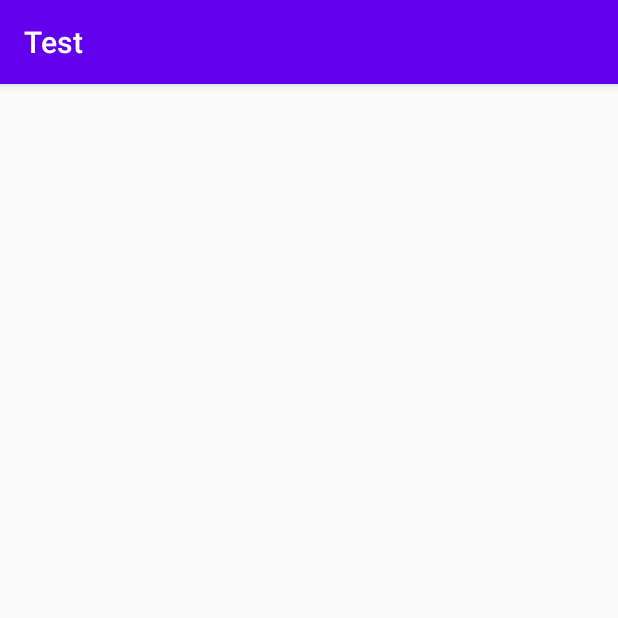
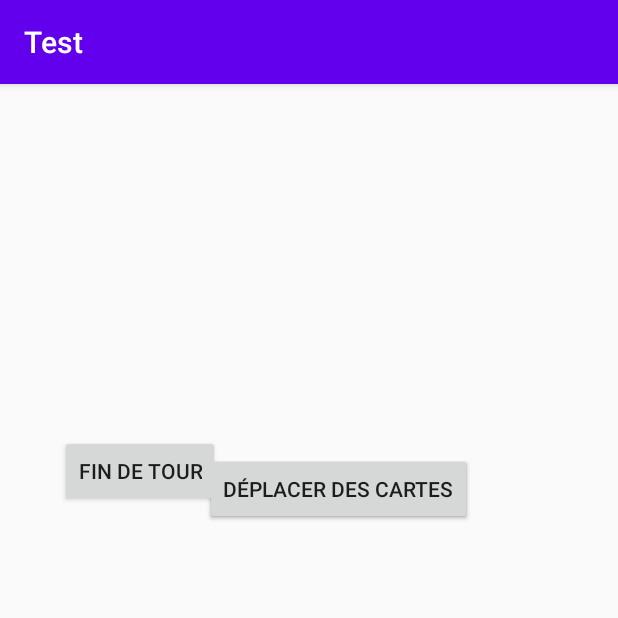
Before and after one commit to DeckyProgrammer/Decky, an Android app: the players2 screen opened directly, with no data from a screen before it, on a phone screen of 412 x 824 dp, the top half of it. Run offline under Robolectric (Android 15) with nearby library versions, the phone set to English and light mode, and no system bars.

Commit message:
add noms2

```diff
--- a/app/build.gradle
+++ b/app/build.gradle
@@ -36,6 +36,7 @@ dependencies {
 
     implementation 'com.android.support:appcompat-v7:28.0.0'
     implementation 'com.android.support.constraint:constraint-layout:2.0.4'
+    implementation 'com.android.support:design:28.0.0'
     testImplementation 'junit:junit:4.13.2'
     androidTestImplementation 'com.android.support.test:runner:1.0.2'
     androidTestImplementation 'com.android.support.test.espresso:espresso-core:3.0.2'
--- a/app/src/main/java/com/example/test/Selection_players.kt
+++ b/app/src/main/java/com/example/test/Selection_players.kt
@@ -12,7 +12,7 @@ class Selection_players : AppCompatActivity() {
 
         val button2p = findViewById<Button>(R.id.button_2p)
         button2p.setOnClickListener {
-            val intent = Intent(this, players2::class.java)
+            val intent = Intent(this, noms2::class.java)
             startActivity(intent)
         }
 /*
@@ -42,4 +42,4 @@ class Selection_players : AppCompatActivity() {
 
         */
     }
-    }
+}
--- a/app/src/main/res/layout/activity_noms2.xml
+++ b/app/src/main/res/layout/activity_noms2.xml
@@ -26,9 +26,9 @@
         android:textSize="80sp"
         app:layout_constraintBottom_toTopOf="parent"
         app:layout_constraintEnd_toEndOf="parent"
-        app:layout_constraintHorizontal_bias="0.5"
+        app:layout_constraintHorizontal_bias="0.474"
         app:layout_constraintStart_toStartOf="parent"
         app:layout_constraintTop_toTopOf="parent"
-        app:layout_constraintVertical_bias="0.5" />
+        app:layout_constraintVertical_bias="0.0" />
 
 </android.support.constraint.ConstraintLayout>
--- a/app/src/main/res/layout/activity_players2.xml
+++ b/app/src/main/res/layout/activity_players2.xml
@@ -6,4 +6,46 @@
     android:layout_height="match_parent"
     tools:context=".players2">
 
+    <Button
+        android:id="@+id/button_fin"
+        android:layout_width="wrap_content"
+        android:layout_height="wrap_content"
+        android:text="fin de tour"
+        android:visibility="visible"
+        app:layout_constraintBottom_toBottomOf="parent"
+        app:layout_constraintEnd_toEndOf="parent"
+        app:layout_constraintHorizontal_bias="0.132"
+        app:layout_constraintStart_toStartOf="parent"
+        app:layout_constraintTop_toTopOf="parent"
+        app:layout_constraintVertical_bias="0.325"
+        tools:visibility="visible" />
+
+    <Button
+        android:id="@+id/button_deplace"
+        android:layout_width="wrap_content"
+        android:layout_height="wrap_content"
+        android:text="déplacer des cartes"
+        android:visibility="visible"
+        app:layout_constraintBottom_toBottomOf="parent"
+        app:layout_constraintEnd_toEndOf="parent"
+        app:layout_constraintHorizontal_bias="0.584"
+        app:layout_constraintStart_toStartOf="parent"
+        app:layout_constraintTop_toTopOf="parent"
+        app:layout_constraintVertical_bias="0.342"
+        tools:visibility="visible" />
+
+    <Button
+        android:id="@+id/button_"
+        android:layout_width="wrap_content"
+        android:layout_height="wrap_content"
+        android:text="déplacer des cartes"
+        android:visibility="visible"
+        app:layout_constraintBottom_toBottomOf="parent"
+        app:layout_constraintEnd_toEndOf="parent"
+        app:layout_constraintHorizontal_bias="0.584"
+        app:layout_constraintStart_toStartOf="parent"
+        app:layout_constraintTop_toTopOf="parent"
+        app:layout_constraintVertical_bias="0.342"
+        tools:visibility="visible" />
+
 </android.support.constraint.ConstraintLayout>
```
